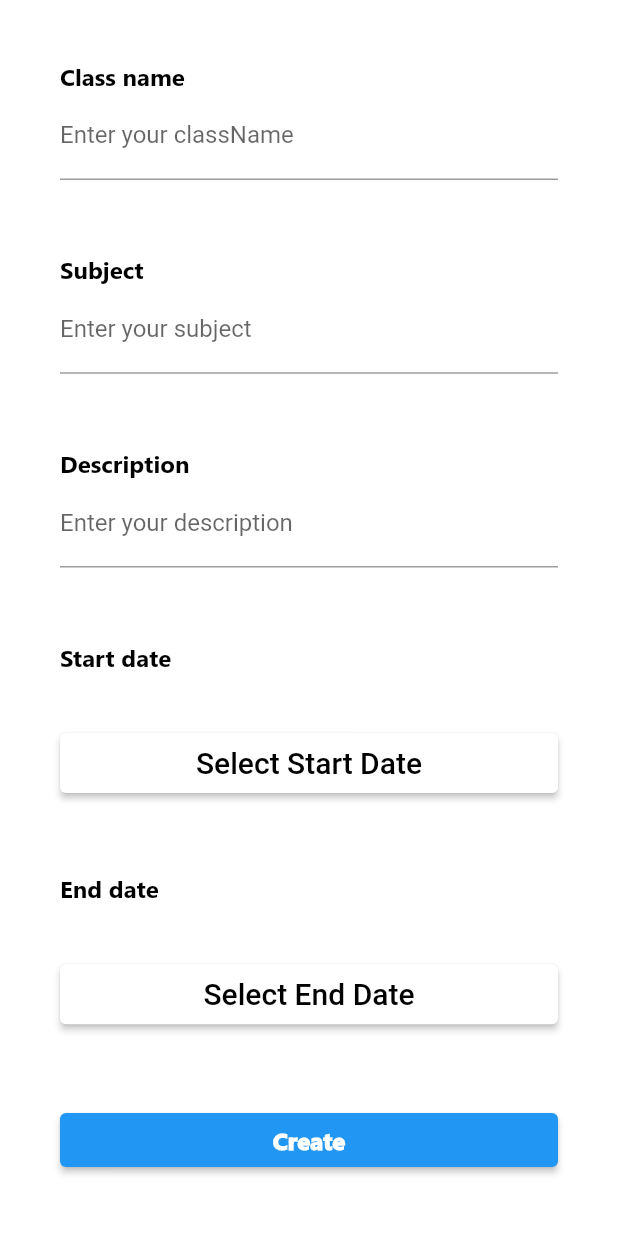
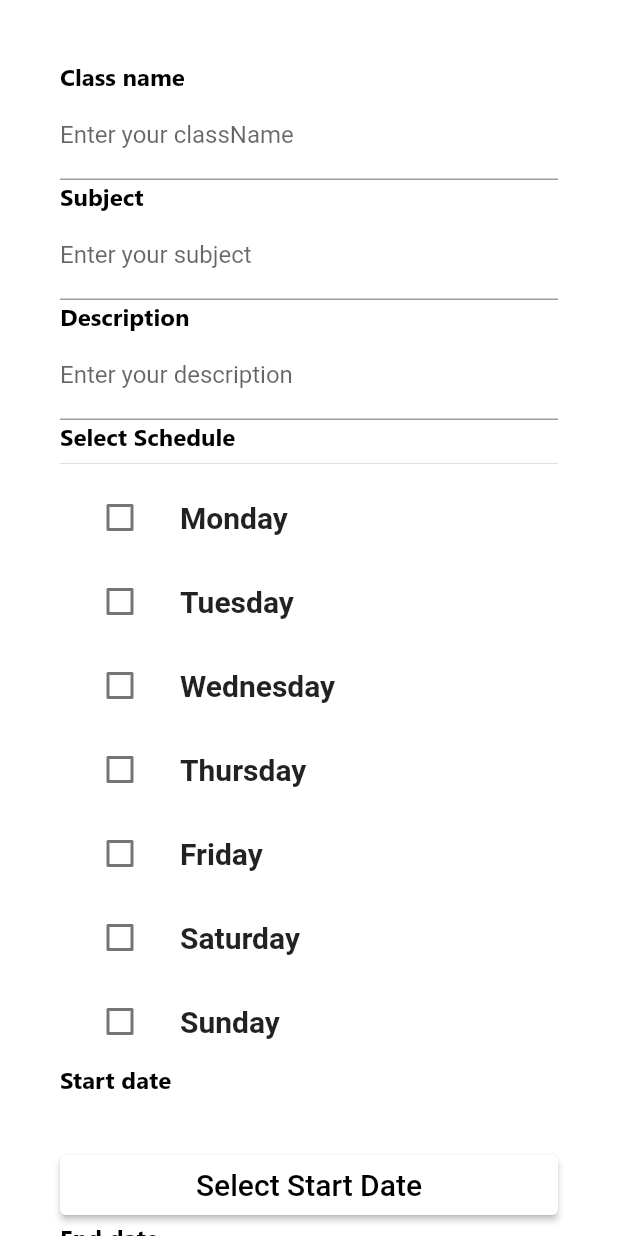
Before and after one commit to nguyenchiemdu/TESMA, a Flutter app: the screen it shows once a user with an empty profile is signed in, after a tap on the "add" icon, on a phone screen of 412 x 824 dp. Run offline on Flutter 3.47's test engine with Material 2 defaults, Android fonts, the phone set to English and light mode, and no system bars; our stand-ins replace cloud_firestore, firebase_auth, firebase_core, fluttertoast, google_sign_in; accounts and stored records are empty.

Commit message:
Add schedule

```diff
--- /dev/null
+++ b/lib/views/classes_screen/CheckBoxState.dart
@@ -0,0 +1,11 @@
+import 'package:flutter/cupertino.dart';
+
+class CheckBoxState{
+  final String title;
+  bool value;
+
+  CheckBoxState({
+    @required this.title,
+    this.value = false,
+});
+}
--- a/lib/views/classes_screen/InputClass_screen.dart
+++ b/lib/views/classes_screen/InputClass_screen.dart
@@ -4,7 +4,7 @@ import 'package:tesma/views/classes_screen/button_widget.dart';
 import 'package:firebase_auth/firebase_auth.dart';
 import 'package:cloud_firestore/cloud_firestore.dart';
 import 'package:flutter/rendering.dart';
-
+import 'CheckBoxState.dart';
 
 class InputClassScreen extends StatefulWidget {
   InputClassScreen(this.rendering);
@@ -18,7 +18,6 @@ class InputClassScreen extends StatefulWidget {
 }
 
 class _InputClassScreen extends State<InputClassScreen> {
-
   final TextEditingController classIDController = TextEditingController();
   final TextEditingController classNameController = TextEditingController();
   final TextEditingController userIDController = TextEditingController();
@@ -34,11 +33,20 @@ class _InputClassScreen extends State<InputClassScreen> {
   DateTime endDate;
   Map<String, dynamic> newClass = {};
 
+  final dayOfWeek = {
+    CheckBoxState(title: 'Monday'),
+    CheckBoxState(title: 'Tuesday'),
+    CheckBoxState(title: 'Wednesday'),
+    CheckBoxState(title: 'Thursday'),
+    CheckBoxState(title: 'Friday'),
+    CheckBoxState(title: 'Saturday'),
+    CheckBoxState(title: 'Sunday'),
+  };
+
   String getStartDate() {
     if (startDate == null) {
       return 'Select Start Date';
     } else {
-      //return DateFormat('MM/dd/yyyy').format(date);
       return '${startDate.day}/${startDate.month}/${startDate.year}';
     }
   }
@@ -57,12 +65,8 @@ class _InputClassScreen extends State<InputClassScreen> {
     final newDate = await showDatePicker(
       context: context,
       initialDate: startDate ?? initialDate,
-      firstDate: DateTime(DateTime
-          .now()
-          .year - 5),
-      lastDate: DateTime(DateTime
-          .now()
-          .year + 5),
+      firstDate: DateTime(DateTime.now().year - 5),
+      lastDate: DateTime(DateTime.now().year + 5),
     );
 
     if (newDate == null) return;
@@ -75,18 +79,38 @@ class _InputClassScreen extends State<InputClassScreen> {
     final newDate = await showDatePicker(
       context: context,
       initialDate: endDate ?? initialDate,
-      firstDate: DateTime(DateTime
-          .now()
-          .year - 5),
-      lastDate: DateTime(DateTime
-          .now()
-          .year + 5),
+      firstDate: DateTime(DateTime.now().year - 5),
+      lastDate: DateTime(DateTime.now().year + 5),
     );
 
     if (newDate == null) return;
 
     setState(() => endDate = newDate);
   }
+  Widget buildCheckbox({
+    @required CheckBoxState notification,
+    @required VoidCallback onClicked,
+  }) =>
+      ListTile(
+          onTap: onClicked,
+          leading: Checkbox(
+            value: notification.value,
+            onChanged: (value) => onClicked(),
+          ),
+          title: Text(
+            notification.title,
+            style: TextStyle(fontSize: 20, fontWeight: FontWeight.bold),
+          ),
+      );
+  Widget buildSingleCheckbox(CheckBoxState notification) => buildCheckbox(
+    notification: notification,
+    onClicked: () {
+      setState(() {
+        final newValue = !notification.value;
+        notification.value = newValue;
+      });
+    },
+  );
 
   @override
   Widget build(BuildContext context) {
@@ -130,14 +154,18 @@ class _InputClassScreen extends State<InputClassScreen> {
       });
       return;
     }
+
     return new Scaffold(
       resizeToAvoidBottomInset: false,
       backgroundColor: Colors.white,
-      body: new Container(
+      body: new CustomScrollView(
+        slivers: <Widget>[
+          SliverToBoxAdapter(child: Container(
               padding: const EdgeInsets.all(40.0),
               child: new Column(
                 mainAxisAlignment: MainAxisAlignment.center,
-            children: <Widget>[Row(children: [
+                children: <Widget>[
+                  Row(children: [
                     Text(
                       "Class name",
                       textAlign: TextAlign.left,
@@ -151,11 +179,10 @@ class _InputClassScreen extends State<InputClassScreen> {
                   ]),
                   new TextField(
                     controller: classNameController,
-                decoration: new InputDecoration(
-                    labelText: "Enter your className"),
+                    decoration:
+                        new InputDecoration(labelText: "Enter your className"),
                     keyboardType: TextInputType.text,
                   ),
-              Spacer(),
                   Row(children: [
                     Text(
                       "Subject",
@@ -170,11 +197,10 @@ class _InputClassScreen extends State<InputClassScreen> {
                   ]),
                   new TextField(
                     controller: subjectController,
-                decoration: new InputDecoration(
-                    labelText: "Enter your subject"),
+                    decoration:
+                        new InputDecoration(labelText: "Enter your subject"),
                     keyboardType: TextInputType.text,
                   ),
-              Spacer(),
                   Row(children: [
                     Text(
                       "Description",
@@ -193,7 +219,24 @@ class _InputClassScreen extends State<InputClassScreen> {
                         labelText: "Enter your description"),
                     keyboardType: TextInputType.text,
                   ),
-              Spacer(),
+                  Row(children: [
+                    Text(
+                      "Select Schedule",
+                      textAlign: TextAlign.left,
+                      style: TextStyle(
+                        fontFamily: 'SegoeUI',
+                        color: Color(0xff000000),
+                        fontSize: 16.0,
+                        fontWeight: FontWeight.w700,
+                      ),
+                    ),
+                  ]),
+                  Column(
+                    children: [
+                      Divider(),
+                      ...dayOfWeek.map(buildSingleCheckbox).toList(),
+                    ],
+                  ),
                   Row(children: [
                     Text(
                       "Start date",
@@ -206,10 +249,10 @@ class _InputClassScreen extends State<InputClassScreen> {
                       ),
                     ),
                   ]),
-              ButtonHeaderWidget(title: 'Start date',
+                  ButtonHeaderWidget(
+                      title: 'Start date',
                       text: getStartDate(),
                       onClicked: () => pickStartDate(context)),
-              Spacer(),
                   Row(children: [
                     Text(
                       "End date",
@@ -222,17 +265,19 @@ class _InputClassScreen extends State<InputClassScreen> {
                       ),
                     ),
                   ]),
-              ButtonHeaderWidget(title: 'End date',
+                  ButtonHeaderWidget(
+                      title: 'End date',
                       text: getEndDate(),
                       onClicked: () => pickEndDate(context)),
-              Spacer(),
                   ElevatedButton(
                     onPressed: () async {
                       try {
                         await Firebase.initializeApp();
                         await classSetup(
-                        classNameController.text, subjectController.text,
-                        descriptionController.text, getStartDate(),
+                            classNameController.text,
+                            subjectController.text,
+                            descriptionController.text,
+                            getStartDate(),
                             getEndDate());
                       } on FirebaseAuthException catch (e) {
                         print(e.code);
@@ -255,7 +300,10 @@ class _InputClassScreen extends State<InputClassScreen> {
                     ),
                   ),
                 ],
-          )),
+              ))
+          ),
+        ],
+      ),
     );
   }
 }
```
Lines whose indentation alone changed are shown as unchanged.
